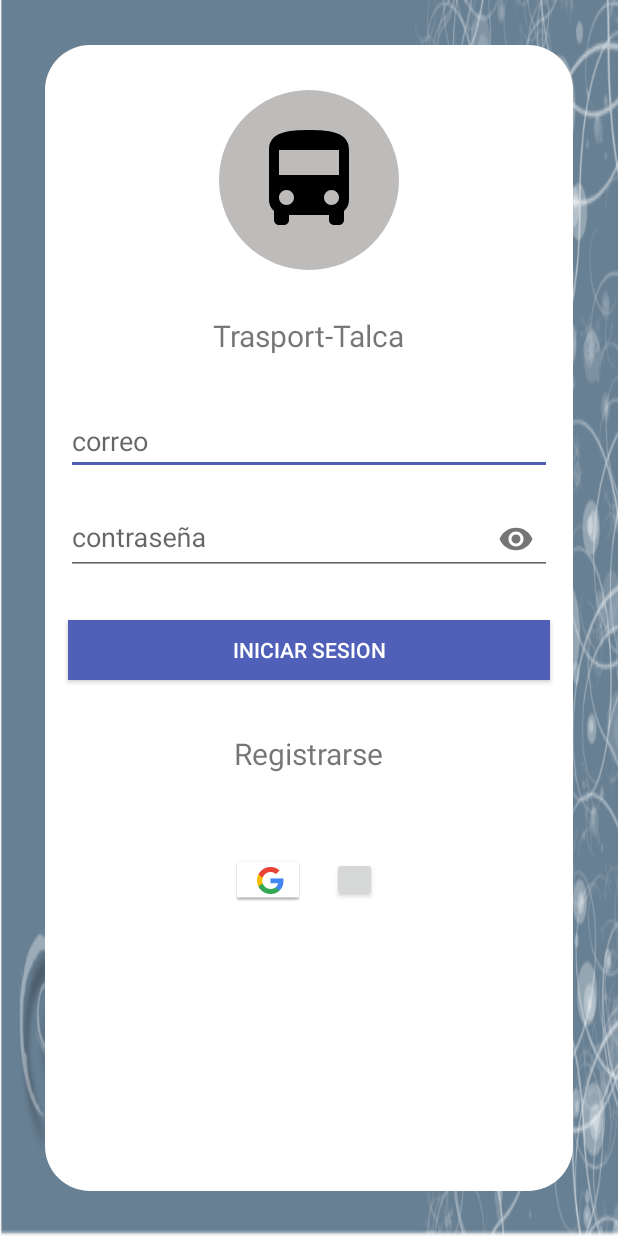
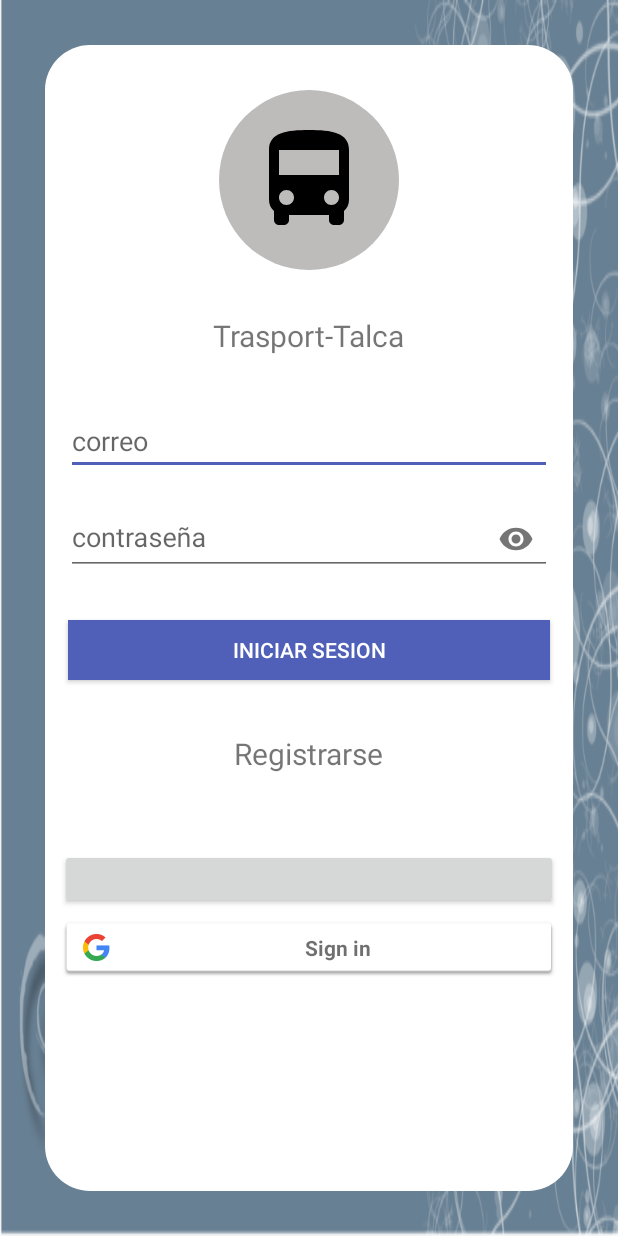
Before and after one commit to nomekop007/app_usuario, an Android app: the screen it shows after launch (LoginActivity), on a phone screen of 412 x 824 dp. Run offline under Robolectric (Android 15) with nearby library versions, the light colour scheme and no system bars; our stand-ins replace Firebase (no records; nobody signed in at launch, a user with empty details on screens opened directly); libraries missing offline, so code that uses them is left out: com.facebook, com.facebook.appevents, com.facebook.login; plain views replace LoginButton; 7 statements that could not run were skipped.

Commit message:
arreglos menores

```diff
--- a/app/src/main/res/layout/activity_login.xml
+++ b/app/src/main/res/layout/activity_login.xml
@@ -102,27 +102,30 @@
                 android:textSize="20dp" />
 
 
-            <LinearLayout
-                android:layout_margin="25dp"
+            <RelativeLayout
+            android:layout_marginTop="20dp"
                 android:layout_below="@id/btn_registrar"
-                android:layout_width="100dp"
+                android:layout_width="match_parent"
                 android:layout_centerHorizontal="true"
-                android:layout_height="30dp"
+                android:layout_height="match_parent"
                 android:orientation="horizontal">
-                <com.google.android.gms.common.SignInButton
-                    android:id="@+id/btn_gmail"
-                    android:layout_width="45dp"
-                    android:layout_height="30dp"
-                    android:layout_marginRight="10dp"></com.google.android.gms.common.SignInButton>
+
+
 
                 <com.facebook.login.widget.LoginButton
                     android:id="@+id/btn_facebook"
-                    android:layout_width="30dp"
-                    android:layout_height="30dp"
-                    android:layout_marginLeft="10dp"
+                    android:layout_width="match_parent"
+                    android:layout_height="40dp" />
+
+                <com.google.android.gms.common.SignInButton
+                    android:layout_below="@id/btn_facebook"
+                    android:id="@+id/btn_gmail"
+                    android:layout_width="match_parent"
+                    android:layout_height="40dp"
+                    android:layout_marginTop="5dp"
                     />
 
-            </LinearLayout>
+            </RelativeLayout>
 
 
 
--- a/build.gradle
+++ b/build.gradle
@@ -4,11 +4,11 @@ buildscript {
     repositories {
         google()
         jcenter()
-
+        mavenCentral()
     }
     dependencies {
-        classpath 'com.android.tools.build:gradle:3.3.2'
-        classpath 'com.google.gms:google-services:4.2.0'
+        classpath 'com.android.tools.build:gradle:3.5.2'
+        classpath 'com.google.gms:google-services:4.3.2'
 
         // NOTE: Do not place your application dependencies here; they belong
         // in the individual module build.gradle files
```
Also changed, not shown: app/build.gradle (+6 -11 lines), app/src/main/AndroidManifest.xml (+9 -2 lines), gradle/wrapper/gradle-wrapper.properties.
